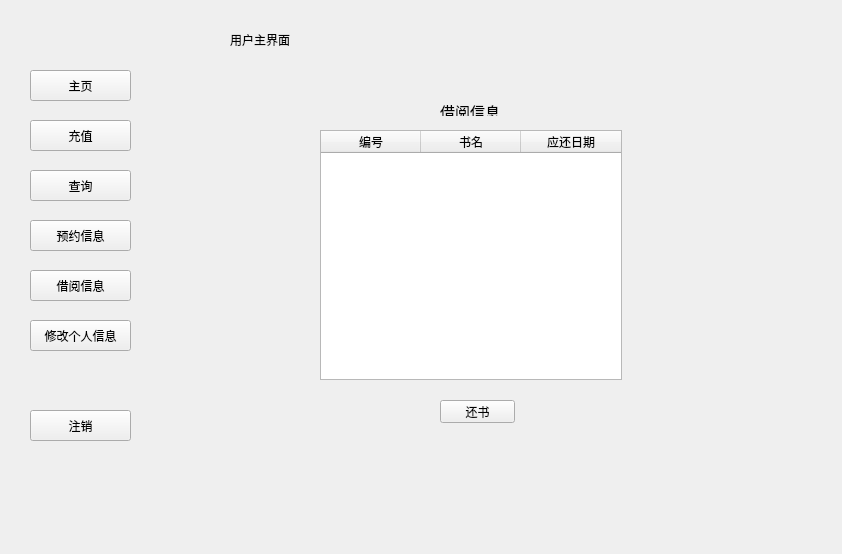
Old version of the form librarysystem.ui in the repository sdwangyu/LibraryDesign.
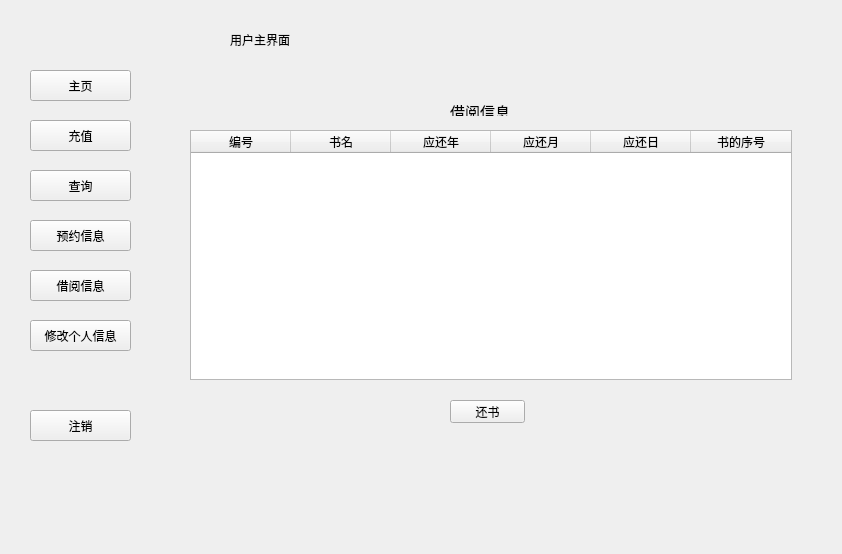
New version of the form. The open tabs and pages were chosen to show the change.

Commit message: 充值，借阅信息，预约信息按钮界面完成，未测试（需要更新后才能测试，故先上传）

```diff
--- a/librarysystem.ui
+++ b/librarysystem.ui
@@ -742,9 +742,9 @@
       <widget class="QLabel" name="label_9">
        <property name="geometry">
         <rect>
-         <x>290</x>
+         <x>300</x>
          <y>40</y>
-         <width>71</width>
+         <width>70</width>
          <height>16</height>
         </rect>
        </property>
@@ -755,9 +755,9 @@
       <widget class="QTableWidget" name="lendInfotable">
        <property name="geometry">
         <rect>
-         <x>170</x>
+         <x>40</x>
          <y>70</y>
-         <width>302</width>
+         <width>602</width>
          <height>250</height>
         </rect>
        </property>
@@ -773,14 +773,29 @@
        </column>
        <column>
         <property name="text">
-         <string>应还日期</string>
+         <string>应还年</string>
+        </property>
+       </column>
+       <column>
+        <property name="text">
+         <string>应还月</string>
+        </property>
+       </column>
+       <column>
+        <property name="text">
+         <string>应还日</string>
+        </property>
+       </column>
+       <column>
+        <property name="text">
+         <string>书的序号</string>
         </property>
        </column>
       </widget>
       <widget class="QPushButton" name="returnbookBtn">
        <property name="geometry">
         <rect>
-         <x>290</x>
+         <x>300</x>
          <y>340</y>
          <width>75</width>
          <height>23</height>
```
Left out of the diff: 2 changed lines with no effect on the pictures. The commit also changes 3 other files.
